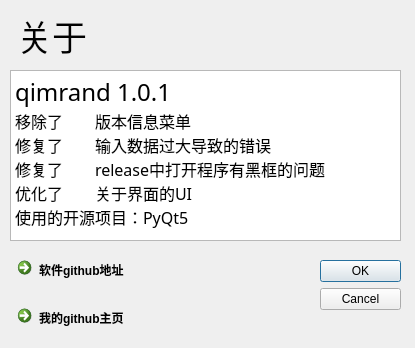
Old version of the form program/about.ui in the repository immccn123/qimrand.
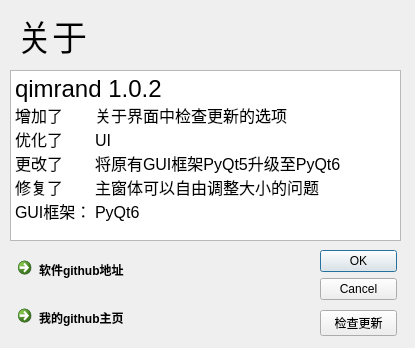
New version of the form.

Commit message: 优化了部分功能。<TAG:v1.0.2> 	renamed:    .github/workflows/ui-to-py.yml -> .github/workflows/main.yml 	modified:   program/about.py 	modified:   program/about.ui 	modified:   program/err.py 	modified:   program/main.py 	new file:   program/newver.py 	new file:   program/newver.ui 	modified:   program/window.py 	modified:   program/window.ui 增加了	检查更新的功能

What changed in the file:
```diff
--- a/program/about.ui
+++ b/program/about.ui
@@ -13,27 +13,6 @@
   <property name="windowTitle">
    <string>Dialog</string>
   </property>
-  <widget class="QDialogButtonBox" name="button">
-   <property name="geometry">
-    <rect>
-     <x>320</x>
-     <y>260</y>
-     <width>81</width>
-     <height>61</height>
-    </rect>
-   </property>
-   <property name="font">
-    <font>
-     <family>Microsoft YaHei UI</family>
-    </font>
-   </property>
-   <property name="orientation">
-    <enum>Qt::Vertical</enum>
-   </property>
-   <property name="standardButtons">
-    <set>QDialogButtonBox::Cancel|QDialogButtonBox::Ok</set>
-   </property>
-  </widget>
   <widget class="QTextBrowser" name="textBrowser_2">
    <property name="geometry">
     <rect>
@@ -44,21 +23,19 @@
     </rect>
    </property>
    <property name="font">
-    <font>
-     <family>Microsoft YaHei UI Light</family>
-    </font>
+    <font/>
    </property>
    <property name="html">
     <string>&lt;!DOCTYPE HTML PUBLIC &quot;-//W3C//DTD HTML 4.0//EN&quot; &quot;http://www.w3.org/TR/REC-html40/strict.dtd&quot;&gt;
-&lt;html&gt;&lt;head&gt;&lt;meta name=&quot;qrichtext&quot; content=&quot;1&quot; /&gt;&lt;style type=&quot;text/css&quot;&gt;
+&lt;html&gt;&lt;head&gt;&lt;meta name=&quot;qrichtext&quot; content=&quot;1&quot; /&gt;&lt;meta charset=&quot;utf-8&quot; /&gt;&lt;style type=&quot;text/css&quot;&gt;
 p, li { white-space: pre-wrap; }
-&lt;/style&gt;&lt;/head&gt;&lt;body style=&quot; font-family:'Microsoft YaHei UI Light'; font-size:9pt; font-weight:400; font-style:normal;&quot;&gt;
-&lt;p style=&quot; margin-top:0px; margin-bottom:0px; margin-left:0px; margin-right:0px; -qt-block-indent:0; text-indent:0px;&quot;&gt;&lt;span style=&quot; font-size:18pt;&quot;&gt;qimrand 1.0.1&lt;/span&gt;&lt;/p&gt;
-&lt;p style=&quot; margin-top:0px; margin-bottom:0px; margin-left:0px; margin-right:0px; -qt-block-indent:0; text-indent:0px;&quot;&gt;&lt;span style=&quot; font-size:12pt;&quot;&gt;移除了	版本信息菜单&lt;/span&gt;&lt;/p&gt;
-&lt;p style=&quot; margin-top:0px; margin-bottom:0px; margin-left:0px; margin-right:0px; -qt-block-indent:0; text-indent:0px;&quot;&gt;&lt;span style=&quot; font-size:12pt;&quot;&gt;修复了	输入数据过大导致的错误&lt;/span&gt;&lt;/p&gt;
-&lt;p style=&quot; margin-top:0px; margin-bottom:0px; margin-left:0px; margin-right:0px; -qt-block-indent:0; text-indent:0px;&quot;&gt;&lt;span style=&quot; font-size:12pt;&quot;&gt;修复了	release中打开程序有黑框的问题&lt;/span&gt;&lt;/p&gt;
-&lt;p style=&quot; margin-top:0px; margin-bottom:0px; margin-left:0px; margin-right:0px; -qt-block-indent:0; text-indent:0px;&quot;&gt;&lt;span style=&quot; font-size:12pt;&quot;&gt;优化了	关于界面的UI&lt;/span&gt;&lt;/p&gt;
-&lt;p style=&quot; margin-top:0px; margin-bottom:0px; margin-left:0px; margin-right:0px; -qt-block-indent:0; text-indent:0px;&quot;&gt;&lt;span style=&quot; font-size:12pt;&quot;&gt;使用的开源项目：PyQt5&lt;/span&gt;&lt;/p&gt;&lt;/body&gt;&lt;/html&gt;</string>
+&lt;/style&gt;&lt;/head&gt;&lt;body style=&quot; font-family:'Microsoft YaHei UI'; font-size:9pt; font-weight:400; font-style:normal;&quot;&gt;
+&lt;p style=&quot; margin-top:0px; margin-bottom:0px; margin-left:0px; margin-right:0px; -qt-block-indent:0; text-indent:0px;&quot;&gt;&lt;span style=&quot; font-family:'Microsoft YaHei UI Light'; font-size:18pt;&quot;&gt;qimrand 1.0.2&lt;/span&gt;&lt;/p&gt;
+&lt;p style=&quot; margin-top:0px; margin-bottom:0px; margin-left:0px; margin-right:0px; -qt-block-indent:0; text-indent:0px;&quot;&gt;&lt;span style=&quot; font-family:'Microsoft YaHei UI Light'; font-size:12pt;&quot;&gt;增加了	关于界面中检查更新的选项&lt;/span&gt;&lt;/p&gt;
+&lt;p style=&quot; margin-top:0px; margin-bottom:0px; margin-left:0px; margin-right:0px; -qt-block-indent:0; text-indent:0px;&quot;&gt;&lt;span style=&quot; font-family:'Microsoft YaHei UI Light'; font-size:12pt;&quot;&gt;优化了	UI&lt;/span&gt;&lt;/p&gt;
+&lt;p style=&quot; margin-top:0px; margin-bottom:0px; margin-left:0px; margin-right:0px; -qt-block-indent:0; text-indent:0px;&quot;&gt;&lt;span style=&quot; font-family:'Microsoft YaHei UI Light'; font-size:12pt;&quot;&gt;更改了	将原有GUI框架PyQt5升级至PyQt6&lt;/span&gt;&lt;/p&gt;
+&lt;p style=&quot; margin-top:0px; margin-bottom:0px; margin-left:0px; margin-right:0px; -qt-block-indent:0; text-indent:0px;&quot;&gt;&lt;span style=&quot; font-family:'Microsoft YaHei UI Light'; font-size:12pt;&quot;&gt;修复了	主窗体可以自由调整大小的问题&lt;/span&gt;&lt;/p&gt;
+&lt;p style=&quot; margin-top:0px; margin-bottom:0px; margin-left:0px; margin-right:0px; -qt-block-indent:0; text-indent:0px;&quot;&gt;&lt;span style=&quot; font-family:'Microsoft YaHei UI Light'; font-size:12pt;&quot;&gt;GUI框架：	PyQt6&lt;/span&gt;&lt;/p&gt;&lt;/body&gt;&lt;/html&gt;</string>
    </property>
   </widget>
   <widget class="QWidget" name="layoutWidget">
@@ -116,6 +93,38 @@
     <string>关于</string>
    </property>
   </widget>
+  <widget class="QWidget" name="layoutWidget">
+   <property name="geometry">
+    <rect>
+     <x>320</x>
+     <y>250</y>
+     <width>77</width>
+     <height>86</height>
+    </rect>
+   </property>
+   <layout class="QVBoxLayout" name="verticalLayout_2">
+    <item>
+     <widget class="QDialogButtonBox" name="button">
+      <property name="font">
+       <font/>
+      </property>
+      <property name="orientation">
+       <enum>Qt::Vertical</enum>
+      </property>
+      <property name="standardButtons">
+       <set>QDialogButtonBox::Cancel|QDialogButtonBox::Ok</set>
+      </property>
+     </widget>
+    </item>
+    <item>
+     <widget class="QPushButton" name="update">
+      <property name="text">
+       <string>检查更新</string>
+      </property>
+     </widget>
+    </item>
+   </layout>
+  </widget>
  </widget>
  <resources/>
  <connections>
```
Left out of the diff: 9 changed lines with no effect on the pictures. The commit also changes 8 other files.
